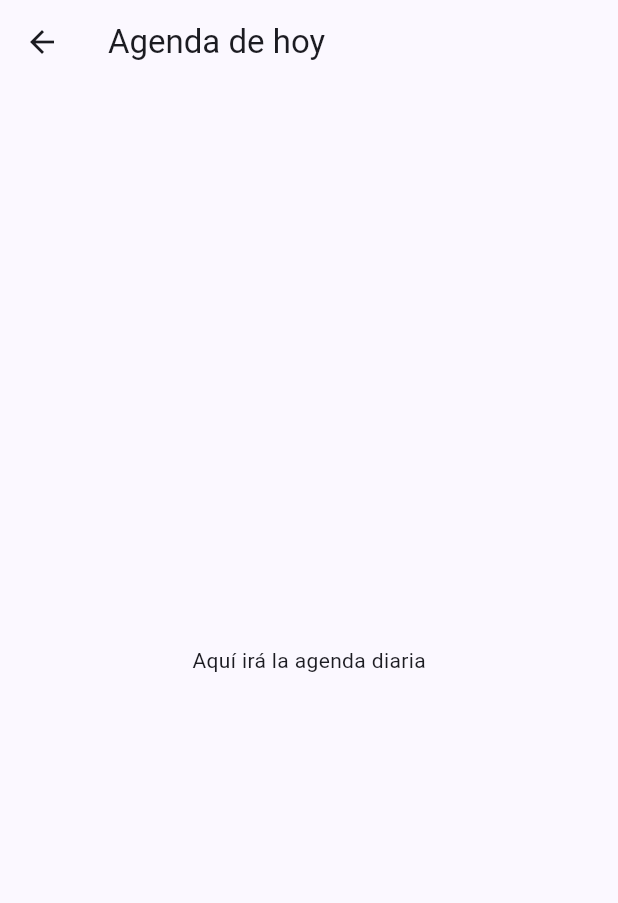
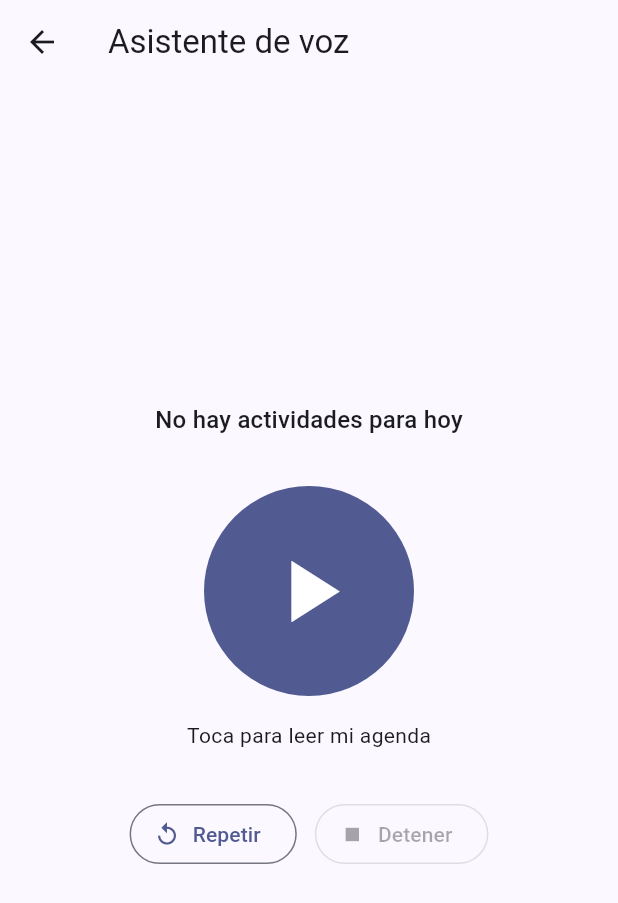
Before and after one commit to Gmoisesq26/agenda_de_voz, a Flutter app: the VozScreen screen opened directly, on a phone screen of 412 x 824 dp. Shown: the top 903 px of the screen. Run offline on Flutter 3.47's test engine with Material 3 defaults, Android fonts, the phone set to English and light mode, and no system bars; our stand-ins replace flutter_tts, shared_preferences; accounts and stored records are empty.

Commit message:
feat(Fase 3): Voice Assistant

```diff
--- a/lib/main.dart
+++ b/lib/main.dart
@@ -3,11 +3,13 @@ import 'package:intl/date_symbol_data_local.dart';
 
 import 'controllers/agenda_controller.dart';
 import 'widgets/home_shell.dart';
+import 'controllers/voz_controller.dart';
 
 Future<void> main() async {
   WidgetsFlutterBinding.ensureInitialized();
   await initializeDateFormatting('es_MX');
   await agenda.cargar();
+  await voz.init();
   runApp(const AgendaDeVozApp());
 }
 
--- a/lib/screens/voz_screen.dart
+++ b/lib/screens/voz_screen.dart
@@ -1,4 +1,7 @@
 import 'package:flutter/material.dart';
+
+import '../controllers/voz_controller.dart';
+import '../controllers/agenda_controller.dart';
 
 class VozScreen extends StatelessWidget {
   const VozScreen({super.key});
@@ -6,8 +9,95 @@ class VozScreen extends StatelessWidget {
   @override
   Widget build(BuildContext context) {
     return Scaffold(
-      appBar: AppBar(title: const Text('Agenda de hoy')),
-      body: const Center(child: Text('Aquí irá la agenda diaria')),
+      appBar: AppBar(title: const Text('Asistente de voz')),
+      body: ListenableBuilder(
+        listenable: Listenable.merge([voz, agenda]),
+        builder: (context, _) {
+          final estado = voz.estado;
+          final total = agenda.deHoy.length;
+
+          return Padding(
+            padding: const EdgeInsets.all(24),
+            child: Column(
+              mainAxisAlignment: MainAxisAlignment.center,
+              children: [
+                Text(
+                  total == 0
+                      ? 'No hay actividades para hoy'
+                      : 'Hoy tienes $total ${total == 1 ? 'actividad' : 'actividades'}',
+                  style: Theme.of(context).textTheme.titleMedium,
+                ),
+                const SizedBox(height: 32),
+
+                // Botón principal
+                GestureDetector(
+                  onTap: () {
+                    if (estado == EstadoVoz.detenido) {
+                      voz.leer();
+                    } else if (estado == EstadoVoz.leyendo) {
+                      voz.pausar();
+                    } else {
+                      voz.reanudar();
+                    }
+                  },
+                  child: CircleAvatar(
+                    radius: 70,
+                    backgroundColor: Theme.of(context).colorScheme.primary,
+                    child: Icon(
+                      estado == EstadoVoz.leyendo
+                          ? Icons.pause
+                          : Icons.play_arrow,
+                      size: 70,
+                      color: Theme.of(context).colorScheme.onPrimary,
+                    ),
+                  ),
+                ),
+                const SizedBox(height: 16),
+                Text(switch (estado) {
+                  EstadoVoz.detenido => 'Toca para leer mi agenda',
+                  EstadoVoz.leyendo => 'Leyendo...',
+                  EstadoVoz.pausado => 'En pausa',
+                }),
+                const SizedBox(height: 32),
+
+                // Controles secundarios
+                Row(
+                  mainAxisAlignment: MainAxisAlignment.center,
+                  children: [
+                    OutlinedButton.icon(
+                      onPressed: voz.repetir,
+                      icon: const Icon(Icons.replay),
+                      label: const Text('Repetir'),
+                    ),
+                    const SizedBox(width: 12),
+                    OutlinedButton.icon(
+                      onPressed: estado == EstadoVoz.detenido
+                          ? null
+                          : voz.detener,
+                      icon: const Icon(Icons.stop),
+                      label: const Text('Detener'),
+                    ),
+                  ],
+                ),
+                const SizedBox(height: 32),
+
+                // Texto que se está leyendo
+                if (estado != EstadoVoz.detenido)
+                  Card(
+                    child: Padding(
+                      padding: const EdgeInsets.all(16),
+                      child: Text(
+                        voz.fraseActual,
+                        textAlign: TextAlign.center,
+                        style: Theme.of(context).textTheme.bodyLarge,
+                      ),
+                    ),
+                  ),
+              ],
+            ),
+          );
+        },
+      ),
     );
   }
 }
--- a/pubspec.yaml
+++ b/pubspec.yaml
@@ -37,6 +37,7 @@ dependencies:
   cupertino_icons: ^1.0.8
   shared_preferences: ^2.5.6
   intl: ^0.20.3
+  flutter_tts: ^4.2.5
 
 dev_dependencies:
   flutter_test:
```
Also changed, not shown: lib/controllers/voz_controller.dart (added, +99 -0 lines), pubspec.lock, 4 other files.
